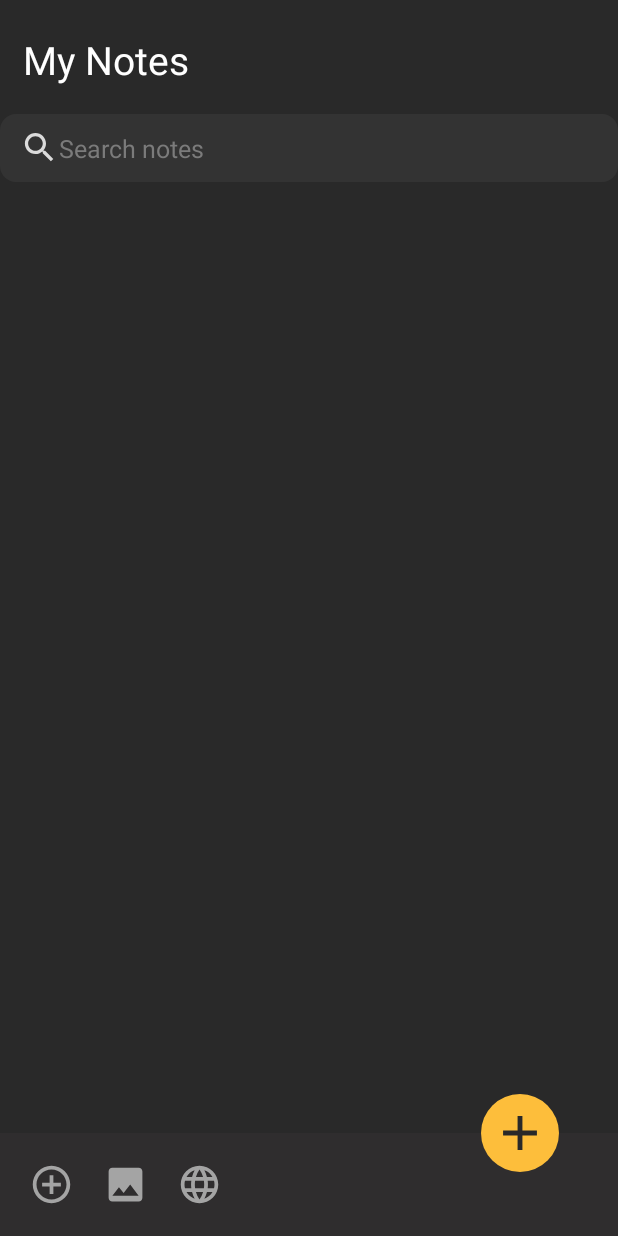
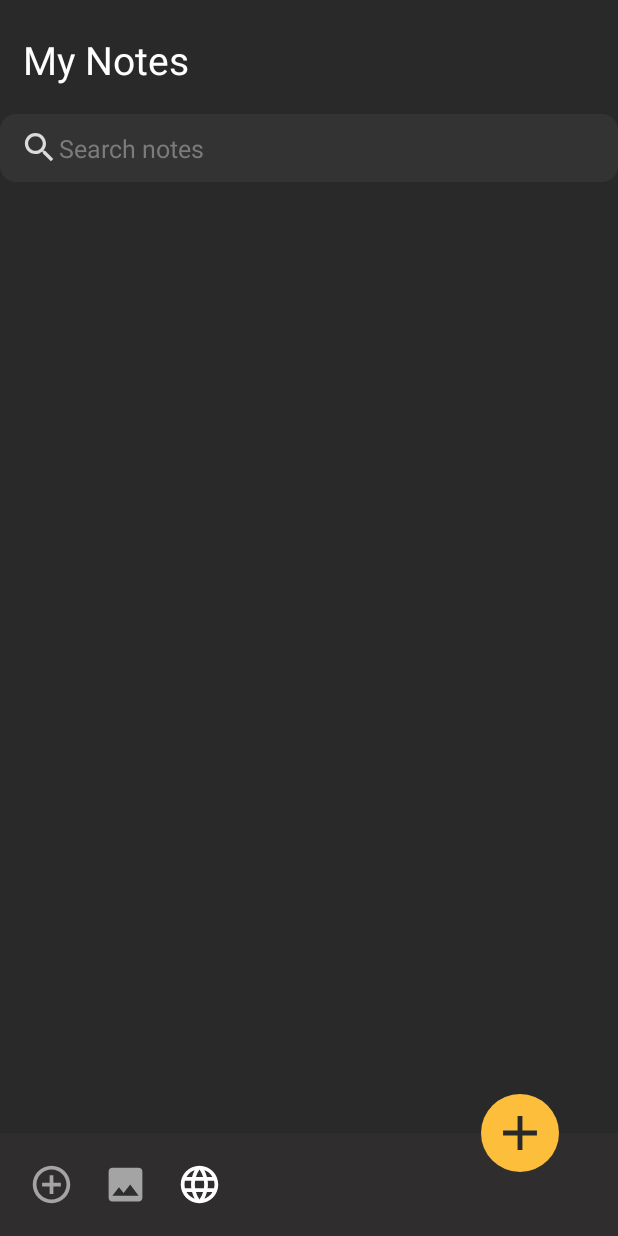
Before and after one commit to KundanBaheti/Notes_Digital, an Android app: the screen it shows after launch (MainActivity), on a phone screen of 412 x 824 dp. Run offline under Robolectric (Android 15) with nearby library versions, the phone set to English and light mode, and no system bars; our stand-ins replace Room's generated code, sdp/ssp sizes; libraries missing offline, so code that uses them is left out: com.makeramen.roundedimageview; Roboto replaces fonts that are not available here.

Commit message:
Add Temp main activity xml Commit

```diff
--- a/app/build.gradle
+++ b/app/build.gradle
@@ -37,14 +37,18 @@ dependencies {
     androidTestImplementation 'androidx.test.ext:junit:1.1.2'
     androidTestImplementation 'androidx.test.espresso:espresso-core:3.3.0'
 
+
     //Room (for Database)
     def room_version = "2.3.0"
     implementation "androidx.room:room-runtime:$room_version"
     annotationProcessor "androidx.room:room-compiler:$room_version"
 
+    //third party api
+
     //Scalable size unit (support for different screen size)
     implementation 'com.intuit.sdp:sdp-android:1.0.6'
     implementation 'com.intuit.ssp:ssp-android:1.0.6'
+
 
     //Rounded Imageview
     implementation 'com.makeramen:roundedimageview:2.3.0'
--- a/app/src/main/res/layout/activity_main.xml
+++ b/app/src/main/res/layout/activity_main.xml
@@ -103,7 +103,7 @@
             android:layout_marginStart="@dimen/_15sdp"
             android:contentDescription="@string/app_name"
             android:src="@drawable/ic_web_link"
-            app:tint="@color/colorIcons" />
+            app:tint="@color/colorWhite" />
     </LinearLayout>
 
     <ImageView
```
